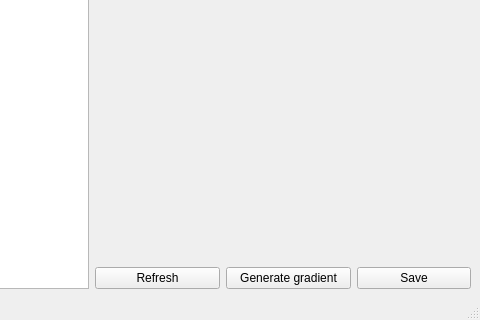
The window that MainWindow.ui (Metalhead33-Foundation/ColourTableGenerator) describes before a commit, drawn with Qt 5; both pictures show x 720 to 1200 and y 280 to 600 of the 1200 by 600 pixel window.
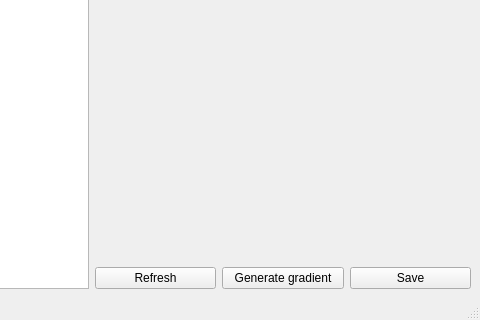
The same window after the commit.

Commit message: Updated image display.

```diff
--- a/MainWindow.ui
+++ b/MainWindow.ui
@@ -36,25 +36,6 @@
       </property>
      </widget>
     </item>
-    <item row="0" column="3" rowspan="2" colspan="2">
-     <widget class="QLabel" name="label">
-      <property name="minimumSize">
-       <size>
-        <width>256</width>
-        <height>256</height>
-       </size>
-      </property>
-      <property name="text">
-       <string/>
-      </property>
-      <property name="scaledContents">
-       <bool>true</bool>
-      </property>
-      <property name="alignment">
-       <set>Qt::AlignCenter</set>
-      </property>
-     </widget>
-    </item>
     <item row="1" column="0" rowspan="2" colspan="3">
      <widget class="QTableView" name="tableView">
       <property name="minimumSize">
@@ -86,6 +67,25 @@
       </property>
      </widget>
     </item>
+    <item row="0" column="3" rowspan="2" colspan="3">
+     <widget class="QLabel" name="label">
+      <property name="minimumSize">
+       <size>
+        <width>256</width>
+        <height>256</height>
+       </size>
+      </property>
+      <property name="text">
+       <string/>
+      </property>
+      <property name="scaledContents">
+       <bool>true</bool>
+      </property>
+      <property name="alignment">
+       <set>Qt::AlignCenter</set>
+      </property>
+     </widget>
+    </item>
    </layout>
   </widget>
   <widget class="QMenuBar" name="menubar">
```
